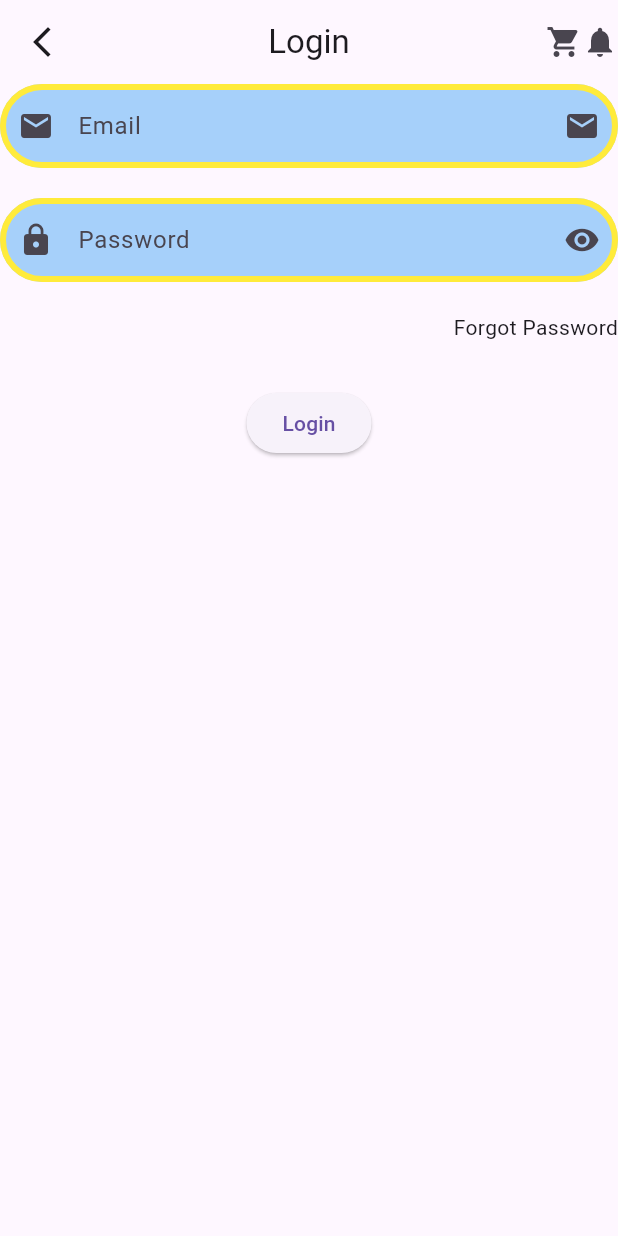
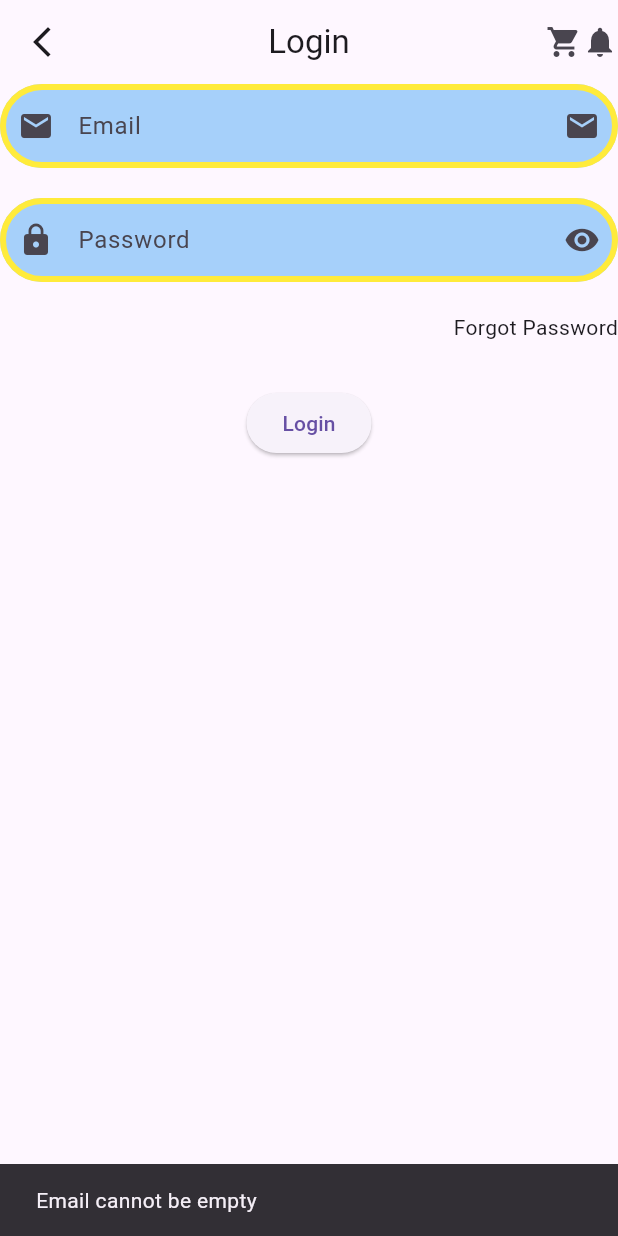
Before and after one commit to MuhammadAliKust/Hassan-Project, a Flutter app: the screen it shows after launch, after a tap on "Login", on a phone screen of 412 x 824 dp. Run offline on Flutter 3.47's test engine with Material 3 defaults, Android fonts, the phone set to English and light mode, and no system bars; our stand-ins replace string_validator.

Commit message:
Validation Done

```diff
--- a/lib/login.dart
+++ b/lib/login.dart
@@ -1,7 +1,11 @@
 import 'package:flutter/material.dart';
+import 'package:string_validator/string_validator.dart';
 
 class LoginView extends StatelessWidget {
-  const LoginView({super.key});
+  LoginView({super.key});
+
+  TextEditingController emailController = TextEditingController();
+  TextEditingController pwdController = TextEditingController();
 
   @override
   Widget build(BuildContext context) {
@@ -18,6 +22,7 @@
       body: Column(
         children: [
           TextField(
+            controller: emailController,
             keyboardType: TextInputType.phone,
             decoration: InputDecoration(
                 label: Text("Email"),
@@ -40,6 +45,7 @@
             height: 20,
           ),
           TextField(
+            controller: pwdController,
             keyboardType: TextInputType.phone,
             obscureText: true,
             decoration: InputDecoration(
@@ -56,15 +62,42 @@
                 suffixIcon: Icon(Icons.visibility),
                 filled: true,
                 fillColor: Colors.blue.withOpacity(0.4)
+
                 // enabled: false
                 ),
           ),
-          SizedBox(height: 20,),
+          SizedBox(
+            height: 20,
+          ),
           Align(
-              alignment: Alignment.centerRight,
-              child: Text("Forgot Password")),
-          SizedBox(height: 30,),
-          ElevatedButton(onPressed: (){}, child: Text("Login"))
+              alignment: Alignment.centerRight, child: Text("Forgot Password")),
+          SizedBox(
+            height: 30,
+          ),
+          ElevatedButton(
+              onPressed: () {
+                if (emailController.text.isEmpty) {
+                  ScaffoldMessenger.of(context).showSnackBar(
+                      SnackBar(content: Text("Email cannot be empty")));
+                  return;
+                }
+                if(!emailController.text.isEmail){
+                  ScaffoldMessenger.of(context).showSnackBar(
+                      SnackBar(content: Text("Email is not valid")));
+                  return;
+                }
+                if (pwdController.text.isEmpty) {
+                  ScaffoldMessenger.of(context).showSnackBar(
+                      SnackBar(content: Text("Password cannot be empty")));
+                  return;
+                }
+                if (pwdController.text.length < 6) {
+                  ScaffoldMessenger.of(context).showSnackBar(SnackBar(
+                      content: Text("Password must be 6 or more characters.")));
+                  return;
+                }
+              },
+              child: Text("Login"))
         ],
       ),
     );
--- a/pubspec.yaml
+++ b/pubspec.yaml
@@ -35,6 +35,7 @@
   # The following adds the Cupertino Icons font to your application.
   # Use with the CupertinoIcons class for iOS style icons.
   cupertino_icons: ^1.0.8
+  string_validator: ^1.1.0
 
 dev_dependencies:
   flutter_test:
```
Also changed, not shown: pubspec.lock.
